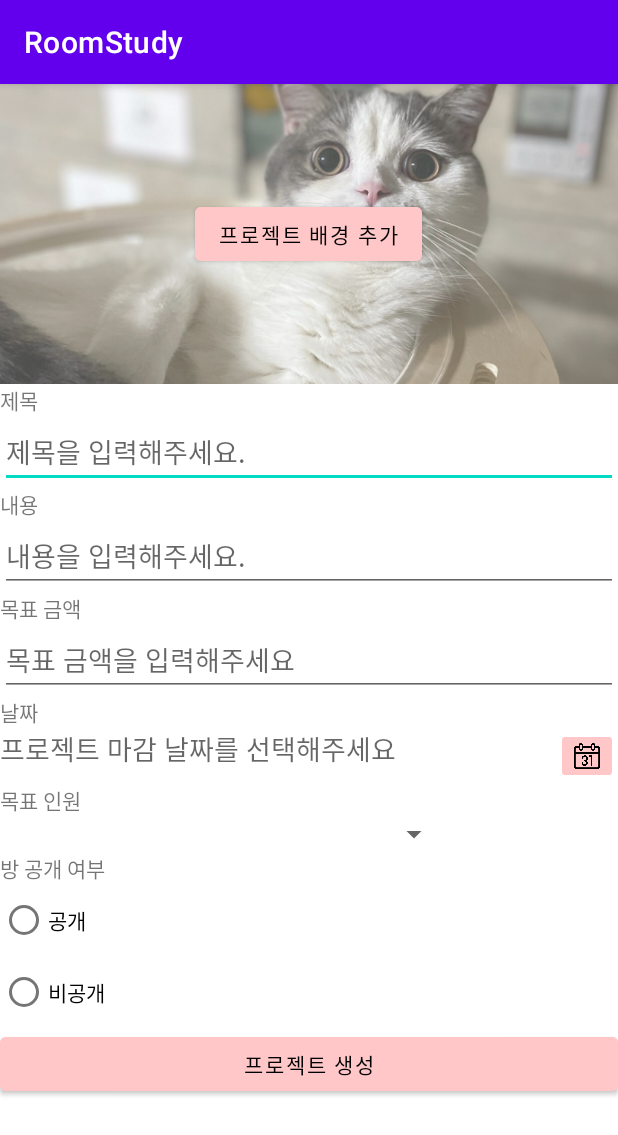
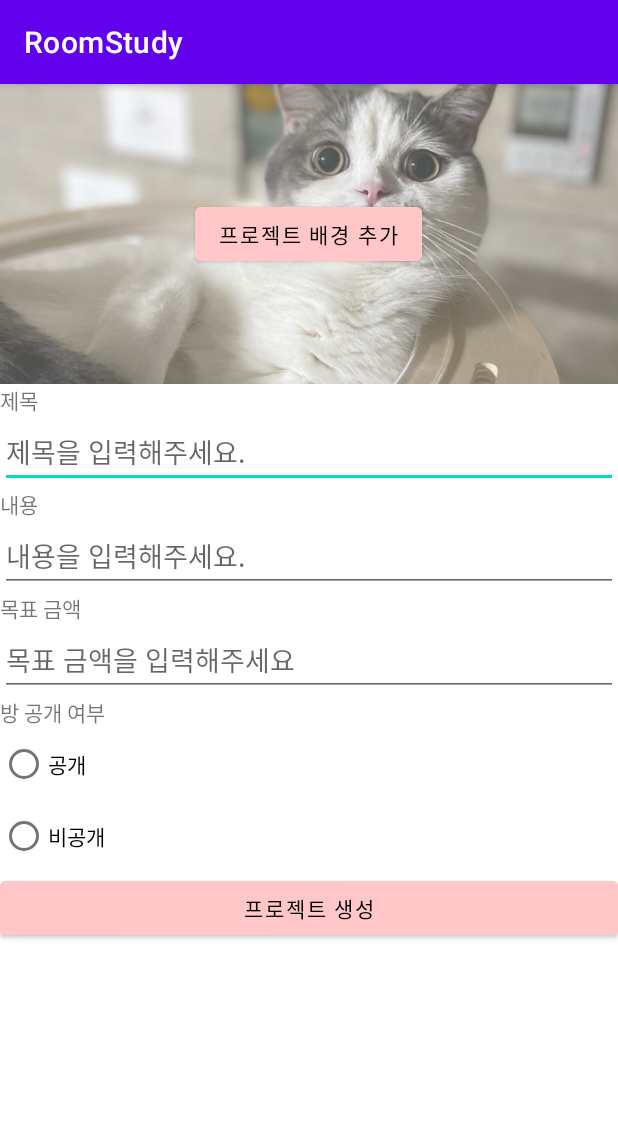
Before and after one commit to Hyemin-12/study-room, an Android app: the AddProjectActivity screen opened directly, with no data from a screen before it, on a phone screen of 412 x 824 dp. Shown: the top 1135 px of the screen. Run offline under Robolectric (Android 15) with nearby library versions, the phone set to English and light mode, and no system bars; our stand-ins replace Room's generated code.

```diff
--- a/app/src/main/java/com/example/roomstudy/ProjectAdapter.kt
+++ b/app/src/main/java/com/example/roomstudy/ProjectAdapter.kt
@@ -8,7 +8,7 @@ import android.widget.ImageView
 import android.widget.TextView
 import androidx.recyclerview.widget.RecyclerView
 
-class ProjectAdapter(val context: Context, val cats: List<Project>) :
+class ProjectAdapter(val context: Context, val projects: List<Project>) :
     RecyclerView.Adapter<ProjectAdapter.Holder>() {
 
     override fun onCreateViewHolder(parent: ViewGroup, viewType: Int): Holder {
@@ -17,11 +17,11 @@ class ProjectAdapter(val context: Context, val cats: List<Project>) :
     }
 
     override fun getItemCount(): Int {
-        return cats.size
+        return projects.size
     }
 
     override fun onBindViewHolder(holder: Holder, position: Int) {
-        holder?.bind(cats[position])
+        holder?.bind(projects[position])
     }
 
     inner class Holder(itemView: View?) : RecyclerView.ViewHolder(itemView!!) {
--- a/app/src/main/java/com/example/roomstudy/ProjectDB.kt
+++ b/app/src/main/java/com/example/roomstudy/ProjectDB.kt
@@ -1,9 +1,9 @@
 package com.example.roomstudy
 
-import android.arch.persistence.room.Database
-import android.arch.persistence.room.Room
-import android.arch.persistence.room.RoomDatabase
 import android.content.Context
+import androidx.room.Database
+import androidx.room.Room
+import androidx.room.RoomDatabase
 
 @Database(entities = [Project::class], version = 1)
 abstract class ProjectDB: RoomDatabase() {
--- a/app/src/main/res/layout/add_activity.xml
+++ b/app/src/main/res/layout/add_activity.xml
@@ -66,46 +66,46 @@
             android:layout_width="match_parent"
             android:layout_height="wrap_content"/>
 
-        <TextView
-            android:text="날짜"
-            android:layout_width="match_parent"
-            android:layout_height="wrap_content"/>
+<!--        <TextView-->
+<!--            android:text="날짜"-->
+<!--            android:layout_width="match_parent"-->
+<!--            android:layout_height="wrap_content"/>-->
 
-        <LinearLayout
-            android:layout_width="match_parent"
-            android:layout_height="wrap_content"
-            android:orientation="horizontal">
+<!--        <LinearLayout-->
+<!--            android:layout_width="match_parent"-->
+<!--            android:layout_height="wrap_content"-->
+<!--            android:orientation="horizontal">-->
 
-            <TextView
-               android:id="@+id/expiration_date"
-                android:hint="프로젝트 마감 날짜를 선택해주세요"
-                android:layout_weight="9"
-                android:layout_width="0dp"
-                android:layout_height="wrap_content"
-                android:textSize="18sp"/>
+<!--            <TextView-->
+<!--               android:id="@+id/expiration_date"-->
+<!--                android:hint="프로젝트 마감 날짜를 선택해주세요"-->
+<!--                android:layout_weight="9"-->
+<!--                android:layout_width="0dp"-->
+<!--                android:layout_height="wrap_content"-->
+<!--                android:textSize="18sp"/>-->
 
-            <ImageButton
-                android:id="@+id/calander_btn"
-                android:src="@drawable/calendar"
-                android:layout_weight="1"
-                android:layout_width="0dp"
-                android:layout_height="wrap_content"
-                android:adjustViewBounds="true"
-                android:scaleType="fitCenter"
-                android:backgroundTint="#FFC7C8"/>
+<!--            <ImageButton-->
+<!--                android:id="@+id/calander_btn"-->
+<!--                android:src="@drawable/calendar"-->
+<!--                android:layout_weight="1"-->
+<!--                android:layout_width="0dp"-->
+<!--                android:layout_height="wrap_content"-->
+<!--                android:adjustViewBounds="true"-->
+<!--                android:scaleType="fitCenter"-->
+<!--                android:backgroundTint="#FFC7C8"/>-->
 
-        </LinearLayout>
+<!--        </LinearLayout>-->
 
-        <TextView
-            android:text="목표 인원"
-            android:layout_width="match_parent"
-            android:layout_height="wrap_content"/>
+<!--        <TextView-->
+<!--            android:text="목표 인원"-->
+<!--            android:layout_width="match_parent"-->
+<!--            android:layout_height="wrap_content"/>-->
 
-        <Spinner
-            android:id="@+id/spinner"
-            android:layout_centerHorizontal="true"
-            android:layout_width="300dp"
-            android:layout_height="wrap_content"/>
+<!--        <Spinner-->
+<!--            android:id="@+id/spinner"-->
+<!--            android:layout_centerHorizontal="true"-->
+<!--            android:layout_width="300dp"-->
+<!--            android:layout_height="wrap_content"/>-->
 
         <TextView
             android:text="방 공개 여부"
--- a/gradle.properties
+++ b/gradle.properties
@@ -6,7 +6,7 @@
 # http://www.gradle.org/docs/current/userguide/build_environment.html
 # Specifies the JVM arguments used for the daemon process.
 # The setting is particularly useful for tweaking memory settings.
-org.gradle.jvmargs=-Xmx2048m -Dfile.encoding=UTF-8
+org.gradle.jvmargs=-Xmx4608m -Dfile.encoding=UTF-8
 # When configured, Gradle will run in incubating parallel mode.
 # This option should only be used with decoupled projects. More details, visit
 # http://www.gradle.org/docs/current/userguide/multi_project_builds.html#sec:decoupled_projects
```
Also changed, not shown: app/build.gradle (+4 -3 lines), app/src/main/java/com/example/roomstudy/AddActivity.kt (deleted, +0 -132 lines), app/src/main/java/com/example/roomstudy/AddProjectActivity.kt (+44 -44 lines), app/src/main/java/com/example/roomstudy/MainActivity.kt (+31 -3 lines), app/src/main/java/com/example/roomstudy/Project.kt (+4 -4 lines), app/src/main/java/com/example/roomstudy/ProjectDAO.kt (+4 -4 lines), app/src/main/res/layout/activity_main.xml (+7 -0 lines), app/src/main/res/layout/item.xml (+6 -10 lines).
